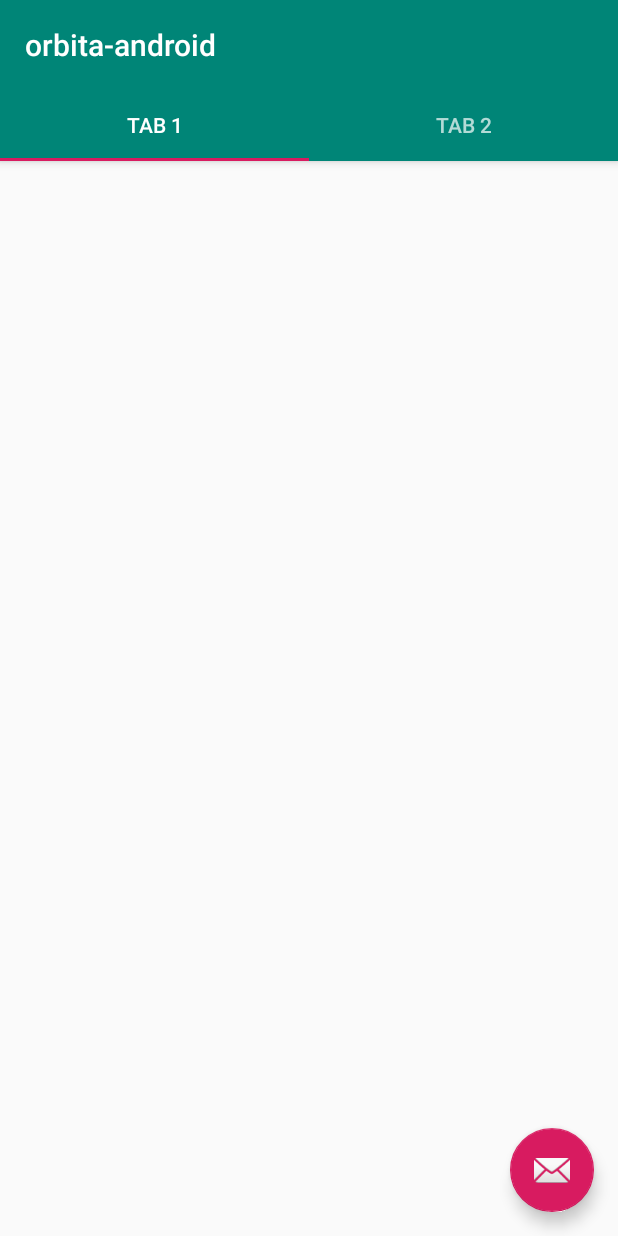
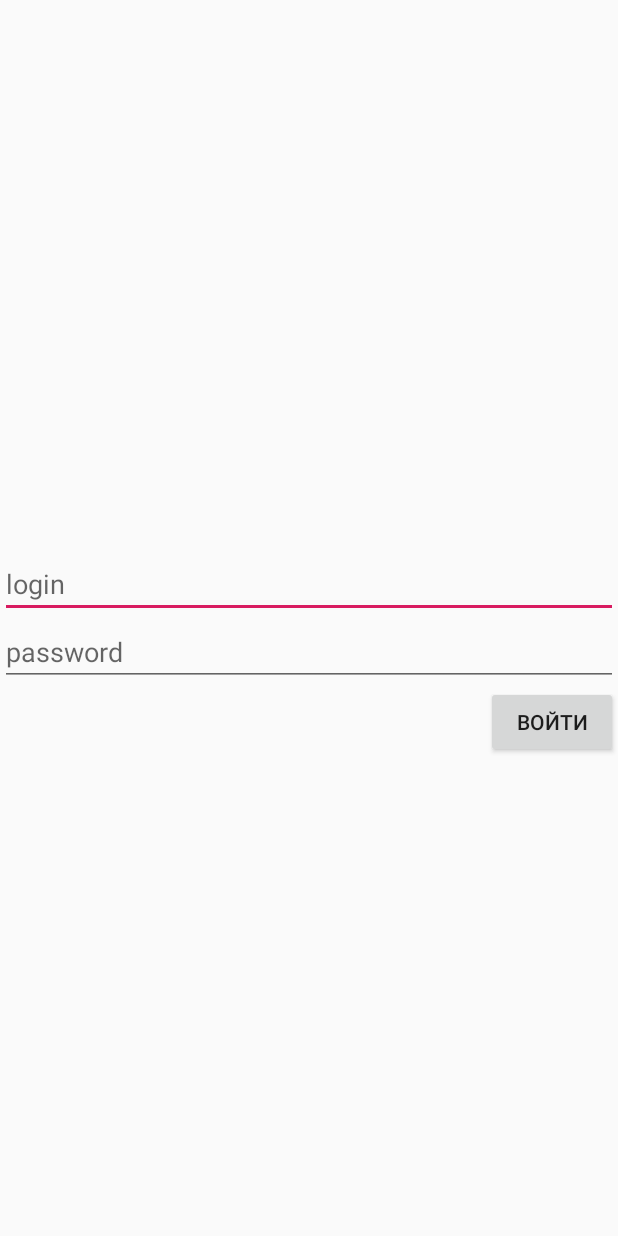
Before and after one commit to team-varya/orbita, an Android app: the screen it shows after launch (MainActivity), on a phone screen of 412 x 824 dp. Run offline under Robolectric (Android 15) with nearby library versions, the phone set to English and light mode, and no system bars.

Commit message:
Простейшая реализация аутентификации.

```diff
--- a/orbitaandroid/app/src/main/java/com/example/orbita_android/MainActivity.kt
+++ b/orbitaandroid/app/src/main/java/com/example/orbita_android/MainActivity.kt
@@ -8,6 +8,9 @@ import androidx.viewpager.widget.ViewPager
 import androidx.appcompat.app.AppCompatActivity
 import android.view.Menu
 import android.view.MenuItem
+import android.view.View
+import android.widget.EditText
+import android.widget.TextView
 import com.example.orbita_android.ui.main.SectionsPagerAdapter
 
 class MainActivity : AppCompatActivity(), MainActivityPresenter.View {
@@ -16,7 +19,16 @@ class MainActivity : AppCompatActivity(), MainActivityPresenter.View {
 
     override fun onCreate(savedInstanceState: Bundle?) {
         super.onCreate(savedInstanceState)
+        setContentView(R.layout.login_layout)
+    }
+
+    fun setTabs(view: View) {
+        var login= findViewById<EditText>(R.id.login).text.toString()
+        presenter.setUserName(login)
         setContentView(R.layout.activity_main)
+
+        val title: TextView = findViewById(R.id.title)
+        title.text = login
         val sectionsPagerAdapter = SectionsPagerAdapter(this, supportFragmentManager)
         val viewPager: ViewPager = findViewById(R.id.view_pager)
         viewPager.adapter = sectionsPagerAdapter
--- a/orbitaandroid/app/src/main/java/com/example/orbita_android/MainActivityPresenter.kt
+++ b/orbitaandroid/app/src/main/java/com/example/orbita_android/MainActivityPresenter.kt
@@ -8,6 +8,10 @@ import com.example.orbita_android.models.User
 public class MainActivityPresenter (val view: View){
     private val user: User = User()
 
+    fun setUserName(username: String) {
+        user.username = username
+    }
+
     /**
      * Здесь хронятся методы, которые должны реализовываться во view.
      */
--- a/orbitaandroid/app/src/main/java/com/example/orbita_android/models/User.kt
+++ b/orbitaandroid/app/src/main/java/com/example/orbita_android/models/User.kt
@@ -6,8 +6,7 @@ package com.example.orbita_android.models
  * @property name -- по такому имени приложение будет обращаться к пользователю.
  */
 class User{
-    val username: String = ""
-    val name: String = ""
+    var username: String = ""
 
     var currentGoal: Goal? = null
         private set
--- /dev/null
+++ b/orbitaandroid/app/src/main/res/layout/login_layout.xml
@@ -0,0 +1,29 @@
+<?xml version="1.0" encoding="utf-8"?>
+<RelativeLayout xmlns:android="http://schemas.android.com/apk/res/android"
+    android:layout_width="match_parent" android:layout_height="match_parent">
+
+    <LinearLayout
+        android:id="@+id/login_form"
+        android:layout_width="match_parent"
+        android:layout_height="wrap_content"
+        android:orientation="vertical"
+        android:layout_centerInParent="true">
+
+        <EditText
+            android:id="@+id/login"
+            android:layout_width="match_parent"
+            android:layout_height="wrap_content"
+            android:hint="login" />
+        <EditText
+            android:layout_width="match_parent"
+            android:layout_height="wrap_content"
+            android:hint="password"/>
+    </LinearLayout>
+    <Button
+        android:layout_width="wrap_content"
+        android:layout_height="wrap_content"
+        android:layout_alignRight="@id/login_form"
+        android:layout_below="@id/login_form"
+        android:onClick="setTabs"
+        android:text="Войти"/>
+</RelativeLayout>
```
